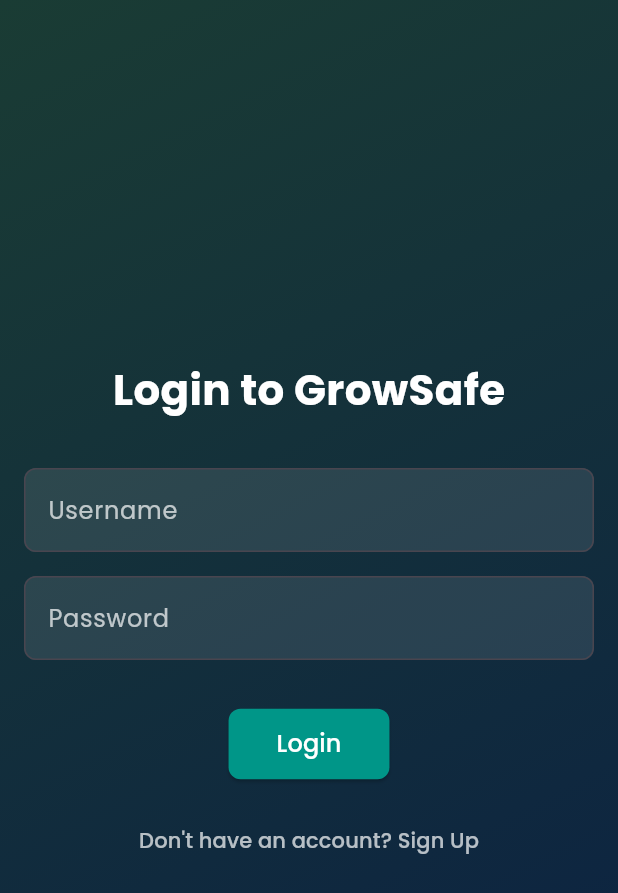
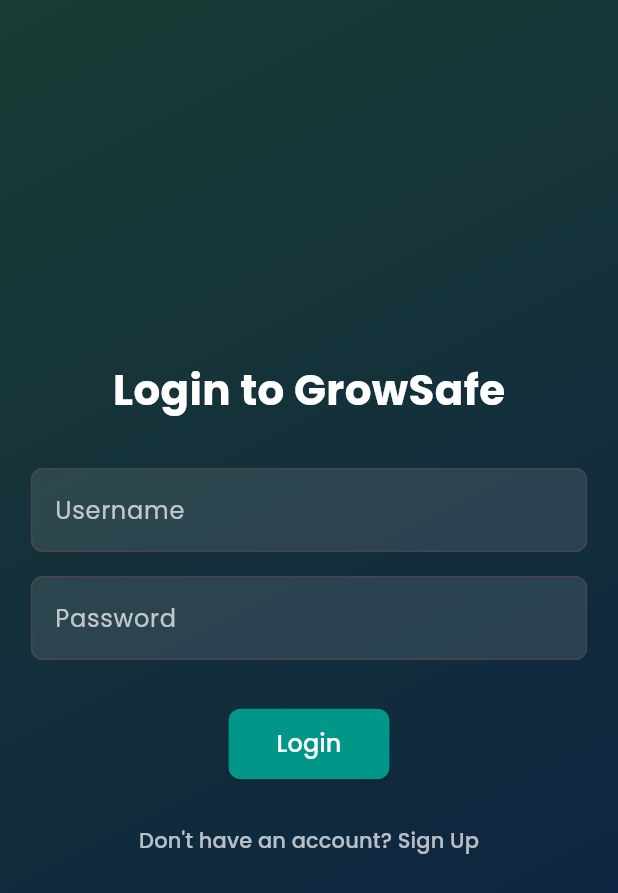
Before and after one commit to Chrissie21/GrowSafeWebApp, a Flutter app: the screen it shows after launch, on a phone screen of 412 x 824 dp. Shown: the top 893 px of the screen. Run offline on Flutter 3.47's test engine with Material 3 defaults, Android fonts, the phone set to English and light mode, and no system bars; our stand-ins replace animate_do, google_fonts; accounts and stored records are empty.

Commit message:
Login page Responsiveness

```diff
--- a/growsafe_investments/lib/pages/login_page.dart
+++ b/growsafe_investments/lib/pages/login_page.dart
@@ -19,7 +19,6 @@ class LoginPage extends StatelessWidget {
         _usernameController.text,
         _passwordController.text,
       );
-
       if (authProvider.isAuthenticated) {
         Navigator.pushReplacement(
           context,
@@ -34,27 +33,32 @@ class LoginPage extends StatelessWidget {
           gradient: LinearGradient(
             begin: Alignment.topLeft,
             end: Alignment.bottomRight,
-            colors: [
-              Color(0xFF1A3C34),
-              Color(0xFF0A1F44),
-            ],
+            colors: [Color(0xFF1A3C34), Color(0xFF0A1F44)],
           ),
         ),
         child: Center(
-          child: SingleChildScrollView(
-            padding: const EdgeInsets.all(16.0),
+          child: LayoutBuilder(
+            builder: (context, constraints) {
+              // Determine max width based on screen size
+              double maxFormWidth = constraints.maxWidth > 600 ? 400 : constraints.maxWidth * 0.9;
+              double padding = constraints.maxWidth > 600 ? 32.0 : 16.0;
+
+              return SingleChildScrollView(
+                padding: EdgeInsets.all(padding),
+                child: ConstrainedBox(
+                  constraints: BoxConstraints(maxWidth: maxFormWidth),
                   child: Column(
                     mainAxisAlignment: MainAxisAlignment.center,
                     children: [
                       Text(
                         'Login to GrowSafe',
                         style: GoogleFonts.poppins(
-                    fontSize: 28,
+                          fontSize: constraints.maxWidth > 600 ? 32 : 28,
                           fontWeight: FontWeight.bold,
                           color: Colors.white,
                         ),
                       ),
-                const SizedBox(height: 32),
+                      SizedBox(height: padding * 2),
                       TextField(
                         controller: _usernameController,
                         style: const TextStyle(color: Colors.white),
@@ -68,7 +72,7 @@ class LoginPage extends StatelessWidget {
                           ),
                         ),
                       ),
-                const SizedBox(height: 16),
+                      SizedBox(height: padding),
                       TextField(
                         controller: _passwordController,
                         style: const TextStyle(color: Colors.white),
@@ -83,13 +87,13 @@ class LoginPage extends StatelessWidget {
                           ),
                         ),
                       ),
-                const SizedBox(height: 16),
+                      SizedBox(height: padding),
                       if (authProvider.errorMessage != null)
                         Text(
                           authProvider.errorMessage!,
                           style: GoogleFonts.poppins(color: Colors.redAccent),
                         ),
-                const SizedBox(height: 16),
+                      SizedBox(height: padding),
                       authProvider.isLoading
                           ? const CircularProgressIndicator()
                           : ElevatedButton(
@@ -98,19 +102,21 @@ class LoginPage extends StatelessWidget {
                                 shape: RoundedRectangleBorder(
                                   borderRadius: BorderRadius.circular(8),
                                 ),
-                          padding: const EdgeInsets.symmetric(
-                              horizontal: 32, vertical: 12),
+                                padding: EdgeInsets.symmetric(
+                                  horizontal: padding * 2,
+                                  vertical: padding * 0.75,
+                                ),
                               ),
                               onPressed: _login,
                               child: Text(
                                 'Login',
                                 style: GoogleFonts.poppins(
                                   color: Colors.white,
-                            fontSize: 16,
+                                  fontSize: constraints.maxWidth > 600 ? 18 : 16,
                                 ),
                               ),
                             ),
-                const SizedBox(height: 16),
+                      SizedBox(height: padding),
                       TextButton(
                         onPressed: () {
                           Navigator.push(
@@ -126,6 +132,9 @@ class LoginPage extends StatelessWidget {
                     ],
                   ),
                 ),
+              );
+            },
+          ),
         ),
       ),
     );
```
Lines whose indentation alone changed are shown as unchanged.
